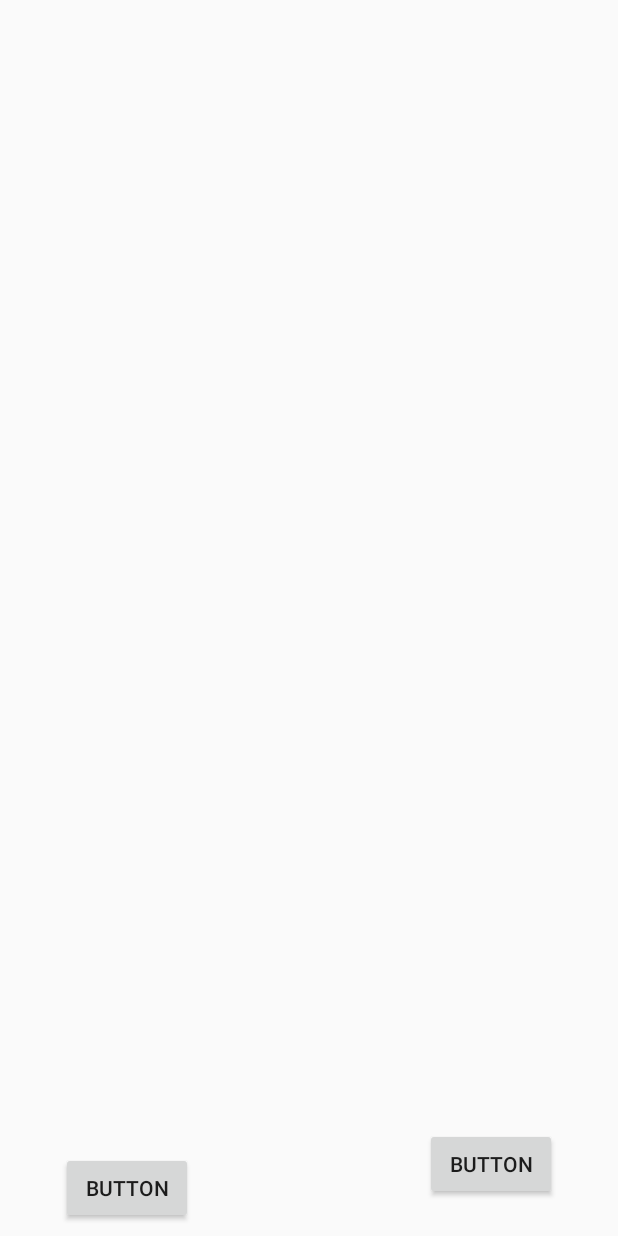
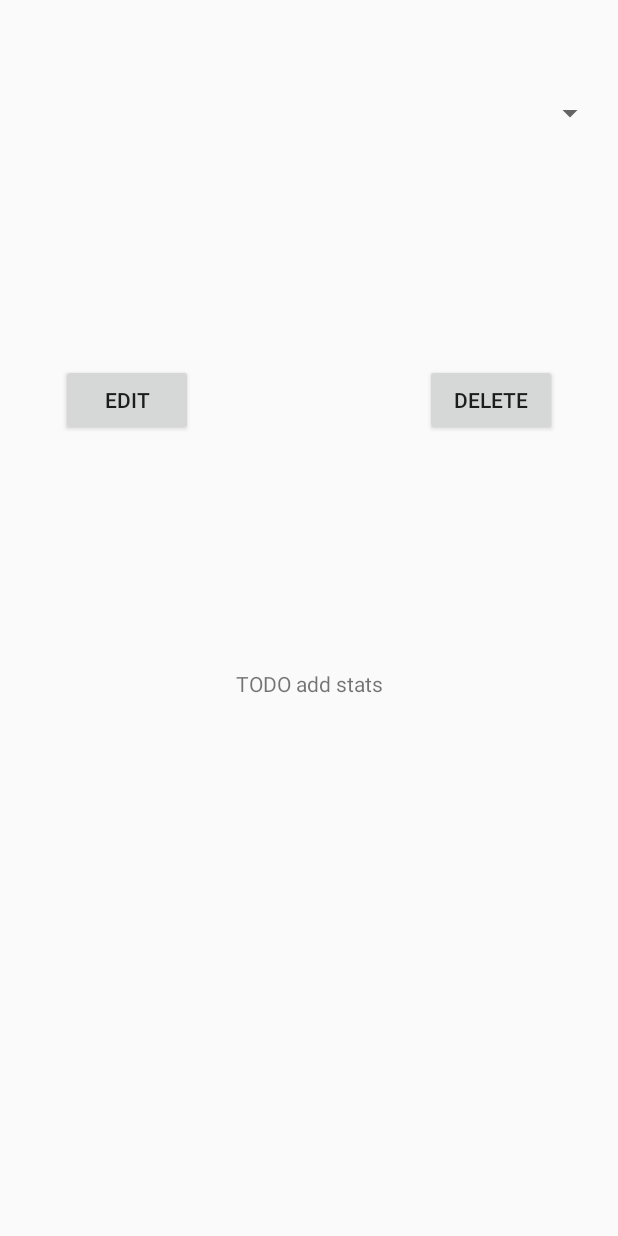
Before and after one commit to joshrap67/LiteWeight, an Android app: the layout fragment_my_workouts.xml on its own in the app's theme, with its tools: preview values and no code run, on a phone screen of 412 x 824 dp. Run offline under Robolectric (Android 15) with nearby library versions, the phone set to English and light mode, and no system bars.

Commit message:
Added framework for my workouts page

```diff
--- a/app/src/main/res/layout/fragment_my_workouts.xml
+++ b/app/src/main/res/layout/fragment_my_workouts.xml
@@ -12,35 +12,15 @@
         android:layout_height="wrap_content"
         android:layout_marginStart="8dp"
         android:layout_marginLeft="8dp"
-        android:layout_marginTop="16dp"
+        android:layout_marginTop="8dp"
         android:layout_marginEnd="8dp"
         android:layout_marginRight="8dp"
         android:layout_marginBottom="8dp"
-        android:text="Button"
-        app:layout_constraintBottom_toBottomOf="parent"
+        android:text="Edit"
+        app:layout_constraintBottom_toTopOf="@+id/textView"
         app:layout_constraintEnd_toStartOf="@+id/button2"
         app:layout_constraintStart_toStartOf="parent"
-        app:layout_constraintTop_toBottomOf="@+id/scrollView2" />
-
-    <ScrollView
-        android:id="@+id/scrollView2"
-        android:layout_width="395dp"
-        android:layout_height="0dp"
-        android:layout_marginStart="8dp"
-        android:layout_marginLeft="8dp"
-        android:layout_marginTop="32dp"
-        android:layout_marginEnd="8dp"
-        android:layout_marginRight="8dp"
-        android:layout_marginBottom="32dp"
-        app:layout_constraintBottom_toTopOf="@+id/button"
-        app:layout_constraintEnd_toEndOf="parent"
-        app:layout_constraintStart_toStartOf="parent"
-        app:layout_constraintTop_toTopOf="parent">
-
-        <TableLayout
-            android:layout_width="match_parent"
-            android:layout_height="wrap_content"/>
-    </ScrollView>
+        app:layout_constraintTop_toBottomOf="@+id/spinner" />
 
     <Button
         android:id="@+id/button2"
@@ -48,13 +28,44 @@
         android:layout_height="wrap_content"
         android:layout_marginStart="113dp"
         android:layout_marginLeft="113dp"
-        android:layout_marginTop="16dp"
+        android:layout_marginTop="8dp"
         android:layout_marginEnd="8dp"
         android:layout_marginRight="8dp"
         android:layout_marginBottom="8dp"
-        android:text="Button"
+        android:text="Delete"
+        app:layout_constraintBottom_toTopOf="@+id/textView"
+        app:layout_constraintEnd_toEndOf="parent"
+        app:layout_constraintStart_toEndOf="@+id/button"
+        app:layout_constraintTop_toBottomOf="@+id/spinner" />
+
+    <Spinner
+        android:id="@+id/spinner"
+        android:layout_width="0dp"
+        android:layout_height="wrap_content"
+        android:layout_marginStart="8dp"
+        android:layout_marginLeft="8dp"
+        android:layout_marginEnd="8dp"
+        android:layout_marginRight="8dp"
+        android:layout_marginBottom="8dp"
         app:layout_constraintBottom_toBottomOf="parent"
         app:layout_constraintEnd_toEndOf="parent"
-        app:layout_constraintStart_toEndOf="@+id/button"
-        app:layout_constraintTop_toBottomOf="@+id/scrollView2" />
+        app:layout_constraintStart_toStartOf="parent"
+        app:layout_constraintTop_toTopOf="parent"
+        app:layout_constraintVertical_bias="0.07999998" />
+
+    <TextView
+        android:id="@+id/textView"
+        android:layout_width="wrap_content"
+        android:layout_height="wrap_content"
+        android:layout_marginStart="8dp"
+        android:layout_marginLeft="8dp"
+        android:layout_marginTop="8dp"
+        android:layout_marginEnd="8dp"
+        android:layout_marginRight="8dp"
+        android:layout_marginBottom="8dp"
+        android:text="TODO add stats"
+        app:layout_constraintBottom_toBottomOf="parent"
+        app:layout_constraintEnd_toEndOf="parent"
+        app:layout_constraintStart_toStartOf="parent"
+        app:layout_constraintTop_toBottomOf="@+id/spinner" />
 </android.support.constraint.ConstraintLayout>
```
Also changed, not shown: app/src/main/java/com/example/workoutmadness/MainActivity.java (+12 -3 lines), app/src/main/java/com/example/workoutmadness/MyWorkoutFragment.java (+21 -1 lines).
